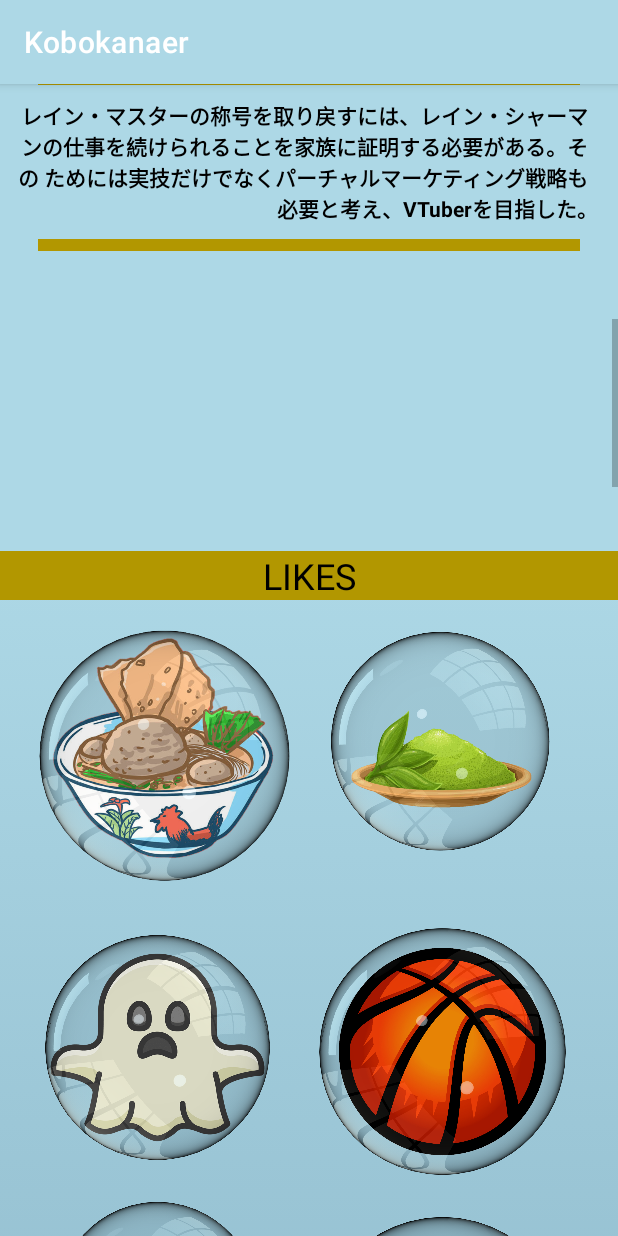
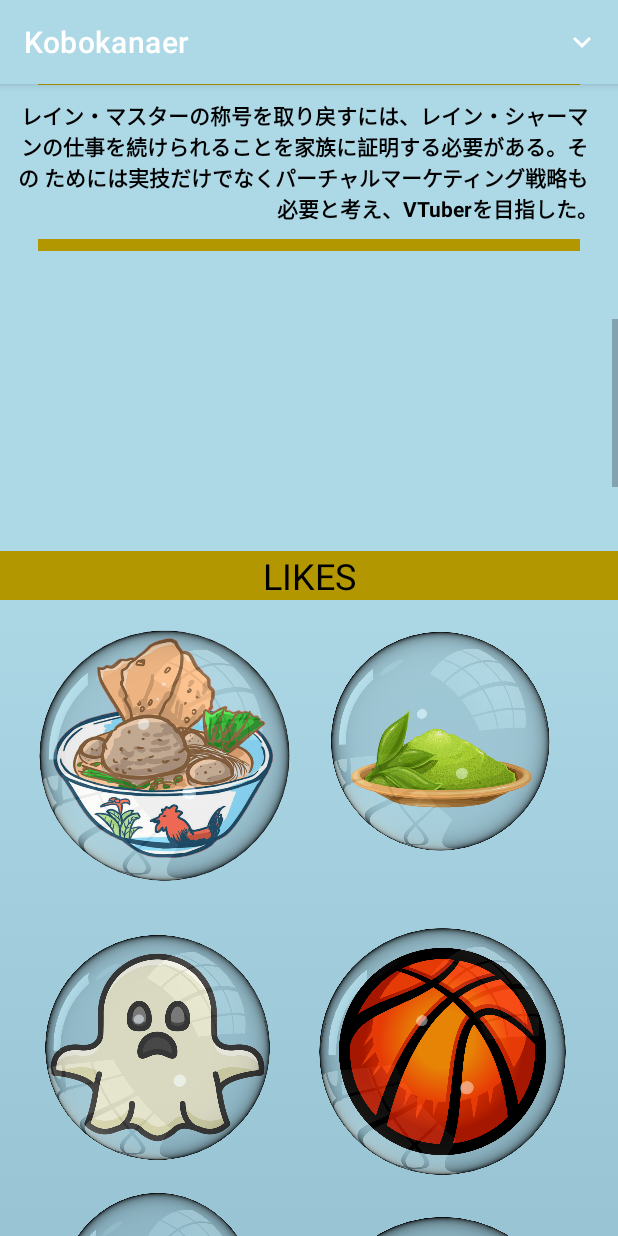
Before and after one commit to r3nyah/KobokanAer, an Android app: the MainActivity screen opened directly, with no data from a screen before it, scrolled down 1074 dp, on a phone screen of 412 x 824 dp. Run offline under Robolectric (Android 15) with nearby library versions, the phone set to English and light mode, and no system bars; our stand-ins replace CircleImageView.

Commit message:
☔ [Original song]

```diff
--- a/app/src/main/AndroidManifest.xml
+++ b/app/src/main/AndroidManifest.xml
@@ -1,6 +1,7 @@
 <?xml version="1.0" encoding="utf-8"?>
 <manifest xmlns:android="http://schemas.android.com/apk/res/android"
     package="www.smktelkommlg.kobokanaer">
+    <uses-permission android:name="android.permission.INTERNET"/>
 
     <application
         android:allowBackup="true"
@@ -9,6 +10,9 @@
         android:roundIcon="@mipmap/ic_launcher_round"
         android:supportsRtl="true"
         android:theme="@style/Theme.Kobokanaer">
+        <activity
+            android:name=".Cloud"
+            android:exported="false" />
         <activity
             android:name=".MainActivity"
             android:exported="true" />
--- a/app/src/main/java/www/smktelkommlg/kobokanaer/MainActivity.kt
+++ b/app/src/main/java/www/smktelkommlg/kobokanaer/MainActivity.kt
@@ -1,14 +1,19 @@
 package www.smktelkommlg.kobokanaer
 
+import android.content.Intent
 import android.media.MediaPlayer
-import androidx.appcompat.app.AppCompatActivity
 import android.os.Bundle
+import android.view.Menu
+import android.view.MenuItem
 import android.view.View
 import android.widget.Button
+import android.widget.ImageButton
+import androidx.appcompat.app.AppCompatActivity
 import www.smktelkommlg.kobokanaer.databinding.ActivityMainBinding
 
 class MainActivity : AppCompatActivity() {
     private lateinit var mediaPlayer: MediaPlayer
+    private lateinit var mediaWind: MediaPlayer
     private lateinit var binding : ActivityMainBinding
     override fun onCreate(savedInstanceState: Bundle?) {
         super.onCreate(savedInstanceState)
@@ -27,8 +32,25 @@ class MainActivity : AppCompatActivity() {
         val mButton8 = findViewById<Button>(R.id.button8)
         val mButton9 = findViewById<Button>(R.id.button9)
 
+        val meatball = findViewById<ImageButton>(R.id.meatball)
+        val matcha = findViewById<ImageButton>(R.id.matcha)
+        val ghost = findViewById<ImageButton>(R.id.ghost)
+        val basketball = findViewById<ImageButton>(R.id.basketball)
+        val cloud = findViewById<ImageButton>(R.id.cloudd)
+        val music = findViewById<ImageButton>(R.id.music)
+
+        meatball.setOnClickListener(this)
+        matcha.setOnClickListener(this)
+        ghost.setOnClickListener(this)
+        basketball.setOnClickListener(this)
+        cloud.setOnClickListener(this)
+        music.setOnClickListener(this)
+
         mediaPlayer = MediaPlayer.create(this,R.raw.kobok)
+        mediaWind = MediaPlayer.create(this,R.raw.wind)
         mediaPlayer.start()
+
+
         var temp = false
         mButton1.setOnClickListener {
             if(!temp){
@@ -40,6 +62,7 @@ class MainActivity : AppCompatActivity() {
                 mButton7.visibility = View.INVISIBLE
                 mButton8.visibility = View.INVISIBLE
                 mButton9.visibility = View.INVISIBLE
+                mediaWind.start()
             } else {
                 mButton2.visibility = View.VISIBLE
                 mButton3.visibility = View.VISIBLE
@@ -49,13 +72,44 @@ class MainActivity : AppCompatActivity() {
                 mButton7.visibility = View.VISIBLE
                 mButton8.visibility = View.VISIBLE
                 mButton9.visibility = View.VISIBLE
-
+                mediaWind.start()
             }
             temp = !temp
         }
     }
+
     override fun onBackPressed(){
         finishAffinity()
         mediaPlayer.stop()
     }
+
+    override fun onCreateOptionsMenu(menu: Menu): Boolean {
+        menuInflater.inflate(R.menu.menu, menu)
+        return super.onCreateOptionsMenu(menu)
+    }
+
+    override fun onOptionsItemSelected(item: MenuItem): Boolean {
+        setMode(item.itemId)
+        return super.onOptionsItemSelected(item)
+    }
+
+    private fun setMode(selectedMode: Int) {
+        val moveHome = Intent(this, MainActivity::class.java)
+        val moveCloud = Intent(this,Cloud::class.java)
+        when (selectedMode) {
+            R.id.cloud -> {
+                startActivity(moveCloud)
+                mediaPlayer.stop()
+            }
+            R.id.home -> {
+                startActivity(moveHome)
+                mediaPlayer.stop()
+            }
+
+        }
+    }
 }
+
+private fun ImageButton.setOnClickListener(mainActivity: MainActivity) {
+
+}
--- /dev/null
+++ b/app/src/main/res/drawable/ic_baseline_cloud_24.xml
@@ -0,0 +1,10 @@
+<vector xmlns:android="http://schemas.android.com/apk/res/android"
+    android:width="24dp"
+    android:height="24dp"
+    android:viewportWidth="24"
+    android:viewportHeight="24"
+    android:tint="?attr/colorControlNormal">
+  <path
+      android:fillColor="@android:color/white"
+      android:pathData="M19.35,10.04C18.67,6.59 15.64,4 12,4 9.11,4 6.6,5.64 5.35,8.04 2.34,8.36 0,10.91 0,14c0,3.31 2.69,6 6,6h13c2.76,0 5,-2.24 5,-5 0,-2.64 -2.05,-4.78 -4.65,-4.96z"/>
+</vector>
--- /dev/null
+++ b/app/src/main/res/drawable/ic_baseline_home_24.xml
@@ -0,0 +1,10 @@
+<vector xmlns:android="http://schemas.android.com/apk/res/android"
+    android:width="24dp"
+    android:height="24dp"
+    android:viewportWidth="24"
+    android:viewportHeight="24"
+    android:tint="?attr/colorControlNormal">
+  <path
+      android:fillColor="@android:color/white"
+      android:pathData="M10,20v-6h4v6h5v-8h3L12,3 2,12h3v8z"/>
+</vector>
--- /dev/null
+++ b/app/src/main/res/drawable/ic_baseline_keyboard_arrow_down_24.xml
@@ -0,0 +1,10 @@
+<vector xmlns:android="http://schemas.android.com/apk/res/android"
+    android:width="24dp"
+    android:height="24dp"
+    android:viewportWidth="24"
+    android:viewportHeight="24"
+    android:tint="?attr/colorControlNormal">
+  <path
+      android:fillColor="@android:color/white"
+      android:pathData="M7.41,8.59L12,13.17l4.59,-4.58L18,10l-6,6 -6,-6 1.41,-1.41z"/>
+</vector>
--- /dev/null
+++ b/app/src/main/res/drawable/ic_baseline_pause_24.xml
@@ -0,0 +1,5 @@
+<vector android:height="24dp" android:tint="#002B4D"
+    android:viewportHeight="24" android:viewportWidth="24"
+    android:width="24dp" xmlns:android="http://schemas.android.com/apk/res/android">
+    <path android:fillColor="@android:color/white" android:pathData="M6,19h4L10,5L6,5v14zM14,5v14h4L18,5h-4z"/>
+</vector>
--- /dev/null
+++ b/app/src/main/res/drawable/ic_baseline_play_arrow_24.xml
@@ -0,0 +1,5 @@
+<vector android:height="24dp" android:tint="#002B4D"
+    android:viewportHeight="24" android:viewportWidth="24"
+    android:width="24dp" xmlns:android="http://schemas.android.com/apk/res/android">
+    <path android:fillColor="@android:color/white" android:pathData="M8,5v14l11,-7z"/>
+</vector>
--- a/app/src/main/res/layout/activity_main.xml
+++ b/app/src/main/res/layout/activity_main.xml
@@ -6,6 +6,8 @@
     android:layout_height="match_parent"
     android:background="@color/lightblue"
     tools:context=".MainActivity">
+
+
 
     <RelativeLayout
         android:id="@+id/relative"
@@ -401,20 +403,29 @@
                     android:textSize="24sp"
                     android:gravity="center"/>
 
-                <ImageView
+                <ImageButton
                     android:id="@+id/meatball"
                     android:layout_width="200dp"
                     android:layout_height="200dp"
                     android:layout_marginStart="5dp"
                     android:layout_marginTop="46dp"
                     android:layout_marginEnd="8dp"
+                    android:adjustViewBounds="true"
+                    android:background="?attr/selectableItemBackgroundBorderless"
+                    android:maxWidth="150dp"
+                    android:maxHeight="150dp"
+                    android:scaleType="fitXY"
                     android:src="@drawable/meatball"
                     app:layout_constraintEnd_toEndOf="parent"
                     app:layout_constraintHorizontal_bias="0.141"
                     app:layout_constraintStart_toStartOf="parent"
                     app:layout_constraintTop_toTopOf="parent" />
 
-                <ImageView
+                <ImageButton
+                    android:background="?attr/selectableItemBackgroundBorderless"
+                    android:maxWidth="150dp"
+                    android:maxHeight="150dp"
+                    android:scaleType="fitXY"
                     android:id="@+id/matcha"
                     android:layout_width="150dp"
                     android:layout_height="150dp"
@@ -429,7 +440,11 @@
                     app:layout_constraintStart_toStartOf="parent"
                     app:layout_constraintTop_toTopOf="parent" />
 
-                <ImageView
+                <ImageButton
+                    android:background="?attr/selectableItemBackgroundBorderless"
+                    android:maxWidth="150dp"
+                    android:maxHeight="150dp"
+                    android:scaleType="fitXY"
                     android:id="@+id/ghost"
                     android:layout_width="150dp"
                     android:layout_height="150dp"
@@ -440,7 +455,11 @@
                     android:layout_marginBottom="10dp"
                     android:src="@drawable/ghost" />
 
-                <ImageView
+                <ImageButton
+                    android:background="?attr/selectableItemBackgroundBorderless"
+                    android:maxWidth="170dp"
+                    android:maxHeight="170dp"
+                    android:scaleType="fitXY"
                     android:id="@+id/basketball"
                     android:layout_width="170dp"
                     android:layout_height="170dp"
@@ -456,7 +475,11 @@
                     app:layout_constraintStart_toStartOf="parent"
                     app:layout_constraintTop_toTopOf="parent" />
 
-                <ImageView
+                <ImageButton
+                    android:background="?attr/selectableItemBackgroundBorderless"
+                    android:maxWidth="150dp"
+                    android:maxHeight="150dp"
+                    android:scaleType="fitXY"
                     android:id="@+id/cloudd"
                     android:layout_width="150dp"
                     android:layout_height="150dp"
@@ -467,7 +490,11 @@
                     android:layout_marginBottom="10dp"
                     android:src="@drawable/cloudd" />
 
-                <ImageView
+                <ImageButton
+                    android:background="?attr/selectableItemBackgroundBorderless"
+                    android:maxWidth="170dp"
+                    android:maxHeight="170dp"
+                    android:scaleType="fitXY"
                     android:id="@+id/music"
                     android:layout_width="170dp"
                     android:layout_height="170dp"
--- /dev/null
+++ b/app/src/main/res/menu/menu.xml
@@ -0,0 +1,26 @@
+<?xml version="1.0" encoding="utf-8"?>
+<menu xmlns:android="http://schemas.android.com/apk/res/android"
+    xmlns:app="http://schemas.android.com/apk/res-auto">
+    <item android:id="@+id/action_settings"
+        android:title=""
+        app:showAsAction="always"
+        android:icon="@drawable/ic_baseline_keyboard_arrow_down_24">
+
+        <menu>
+            <item
+                android:id="@+id/home"
+                android:title="Home"
+                android:icon="@drawable/ic_baseline_home_24"
+                app:showAsAction="ifRoom"/>
+
+            <item
+                android:id="@+id/cloud"
+                android:title="Cloud"
+                android:icon="@drawable/ic_baseline_cloud_24"
+                app:showAsAction="ifRoom"/>
+        </menu>
+
+
+    </item>
+
+</menu>
--- /dev/null
+++ b/app/src/main/res/values/dimens.xml
@@ -0,0 +1,5 @@
+<?xml version="1.0" encoding="utf-8"?>
+<resources>
+    <dimen name="activity_horizontal_margin">16dp</dimen>
+    <dimen name="activity_vertical_margin">16dp</dimen>
+</resources>
```
Also changed, not shown: app/src/main/java/www/smktelkommlg/kobokanaer/Cloud.kt (added, +65 -0 lines), app/src/main/res/layout/activity_cloud.xml (added, +85 -0 lines), 2 other files. Lines whose indentation alone changed are shown as unchanged.
